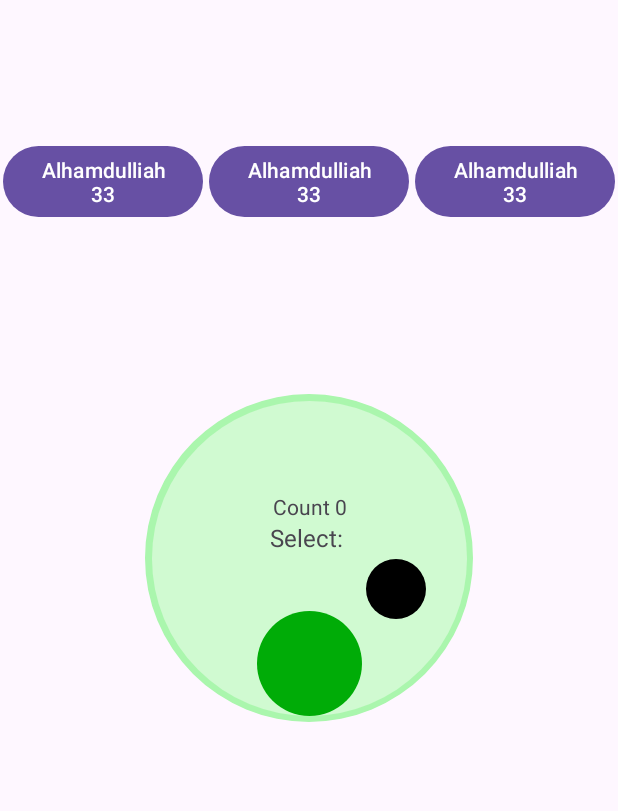
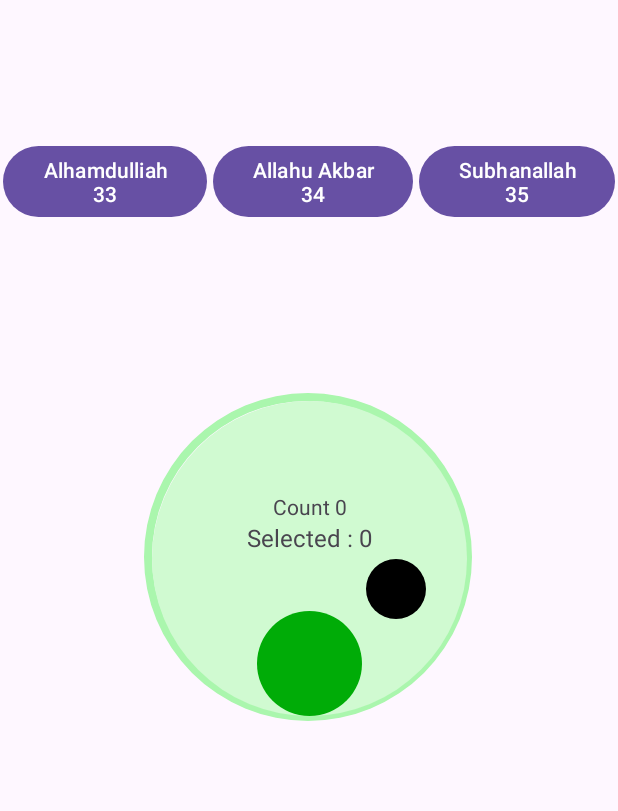
Before and after one commit to Anirbanshaheen/PrayerApp, an Android app: the screen it shows after launch (MainActivity), item 2 of the bottom bar chosen, on a phone screen of 412 x 824 dp. Shown: the top 811 px of the screen. Run offline under Robolectric (Android 15) with nearby library versions, the phone set to English and light mode, and no system bars; our stand-ins replace AdMob, Dagger/Hilt's generated code; libraries missing offline, so code that uses them is left out: androidx.palette.graphics, com.azan, com.azan.astrologicalCalc; 22 statements that could not run were skipped.

Commit message:
CountFragment -> select count shared pref added

```diff
--- a/app/build.gradle.kts
+++ b/app/build.gradle.kts
@@ -80,6 +80,6 @@ dependencies {
     //implementation("com.google.android.gms:play-services-ads:22.6.0")
 
     //firebase crashlytics
-    implementation("com.google.firebase:firebase-crashlytics-ndk:18.6.0")
+    implementation("com.google.firebase:firebase-crashlytics-ndk:18.6.1")
     implementation("com.google.firebase:firebase-analytics:21.5.0")
 }
--- a/app/src/main/java/com/example/prayerapp/prefs/Prefs.kt
+++ b/app/src/main/java/com/example/prayerapp/prefs/Prefs.kt
@@ -27,6 +27,14 @@ class Prefs @Inject constructor(@ApplicationContext private val context: Context
             instance.edit().putInt(::counterValue.name, value).apply()
         }
 
+    var selectedValue: Int
+        get() {
+            return instance.getInt(::selectedValue.name, 0)
+        }
+        set(value) {
+            instance.edit().putInt(::selectedValue.name, value).apply()
+        }
+
     var prayerBg: Int?
         get() {
             return instance.getInt(::prayerBg.name, 0)
--- a/app/src/main/java/com/example/prayerapp/ui/CountFragment.kt
+++ b/app/src/main/java/com/example/prayerapp/ui/CountFragment.kt
@@ -19,6 +19,7 @@ class CountFragment : Fragment() {
     //lateinit var adLoader: AdLoader
     private var countValue = 0
     private var countMaxValue = 0
+    private var selectedValue = 0
 
     @Inject
     lateinit var prefs: Prefs
@@ -43,27 +44,37 @@ class CountFragment : Fragment() {
 
     private fun initialize() {
         //adShow()
+
+        selectCounterValue()
         counter()
-        selectCounterValue()
     }
 
     private fun selectCounterValue() {
+        selectedValue = prefs.selectedValue
+        binding.countSelectTv.text = "Selected : $selectedValue"
+
         binding.buttonOne.setOnClickListener {
-            binding.countSelectTv.text = "Selected : 33"
             countMaxValue = 33
+            selectedValue = countMaxValue
+            binding.countSelectTv.text = "Selected : $selectedValue"
             binding.progressBar.max = countMaxValue
+            prefs.selectedValue = selectedValue
         }
 
         binding.buttonTwo.setOnClickListener {
-            binding.countSelectTv.text = "Selected : 34"
             countMaxValue = 34
+            selectedValue = countMaxValue
+            binding.countSelectTv.text = "Selected : $selectedValue"
             binding.progressBar.max = countMaxValue
+            prefs.selectedValue = selectedValue
         }
 
         binding.buttonThree.setOnClickListener {
-            binding.countSelectTv.text = "Selected : 35"
             countMaxValue = 35
+            selectedValue = countMaxValue
+            binding.countSelectTv.text = "Selected : $selectedValue"
             binding.progressBar.max = countMaxValue
+            prefs.selectedValue = selectedValue
         }
 
     }
@@ -79,7 +90,7 @@ class CountFragment : Fragment() {
 
     private fun counter() {
         var count = prefs.counterValue
-        binding.progressBar.max = countMaxValue
+        binding.progressBar.max = selectedValue
         incrementProgress(count)
         binding.countMainTV.text = "Count $count"
 
--- a/app/src/main/res/layout/fragment_count.xml
+++ b/app/src/main/res/layout/fragment_count.xml
@@ -9,37 +9,39 @@
     <LinearLayout
         android:layout_width="match_parent"
         android:layout_height="wrap_content"
-        app:layout_constraintTop_toTopOf="parent"
+        android:orientation="horizontal"
+        app:layout_constraintBottom_toTopOf="@+id/progressBar"
+        app:layout_constraintEnd_toEndOf="parent"
         app:layout_constraintStart_toStartOf="parent"
-        app:layout_constraintEnd_toEndOf="parent"
-        android:orientation="horizontal"
-        app:layout_constraintBottom_toTopOf="@+id/progressBar">
+        app:layout_constraintTop_toTopOf="parent">
 
         <Button
             android:id="@+id/buttonOne"
             android:layout_width="wrap_content"
-            android:text="Alhamdulliah 33"
+            android:layout_height="wrap_content"
+            android:layout_margin="2dp"
             android:layout_weight="1"
-            android:layout_margin="2dp"
-            android:layout_height="wrap_content"/>
+            android:text="Alhamdulliah 33" />
 
         <Button
             android:id="@+id/buttonTwo"
             android:layout_width="wrap_content"
-            android:text="Alhamdulliah 33"
+            android:layout_height="wrap_content"
+            android:layout_margin="2dp"
             android:layout_weight="1"
-            android:layout_margin="2dp"
-            android:layout_height="wrap_content"/>
+            android:text="Allahu Akbar 34" />
 
         <Button
             android:id="@+id/buttonThree"
             android:layout_width="wrap_content"
-            android:text="Alhamdulliah 33"
+            android:layout_height="wrap_content"
+            android:layout_margin="2dp"
             android:layout_weight="1"
-            android:layout_margin="2dp"
-            android:layout_height="wrap_content"/>
+            android:text="Subhanallah 35" />
 
     </LinearLayout>
+
+    <!--    app:layout_constraintBottom_toTopOf="@+id/nativeAd"-->
 
     <ProgressBar
         android:id="@+id/progressBar"
@@ -53,10 +55,10 @@
         app:layout_constraintBottom_toBottomOf="parent"
 
         app:layout_constraintEnd_toEndOf="parent"
+        app:layout_constraintHorizontal_bias="0.496"
         app:layout_constraintStart_toStartOf="parent"
-        app:layout_constraintTop_toTopOf="parent" />
-
-<!--    app:layout_constraintBottom_toTopOf="@+id/nativeAd"-->
+        app:layout_constraintTop_toTopOf="parent"
+        app:layout_constraintVertical_bias="0.498" />
 
     <ImageView
         android:id="@+id/mainCircleIV"
@@ -95,12 +97,12 @@
         android:id="@+id/countSelectTv"
         android:layout_width="wrap_content"
         android:layout_height="wrap_content"
+        android:gravity="center_horizontal"
         android:text="Select: "
         android:textSize="16sp"
-        android:gravity="center_horizontal"
         app:layout_constraintEnd_toEndOf="@+id/mainCircleIV"
         app:layout_constraintStart_toStartOf="@+id/mainCircleIV"
-        app:layout_constraintTop_toBottomOf="@+id/countMainTV"/>
+        app:layout_constraintTop_toBottomOf="@+id/countMainTV" />
 
     <ImageView
         android:id="@+id/resetIV"
```
Lines whose indentation alone changed are shown as unchanged.
